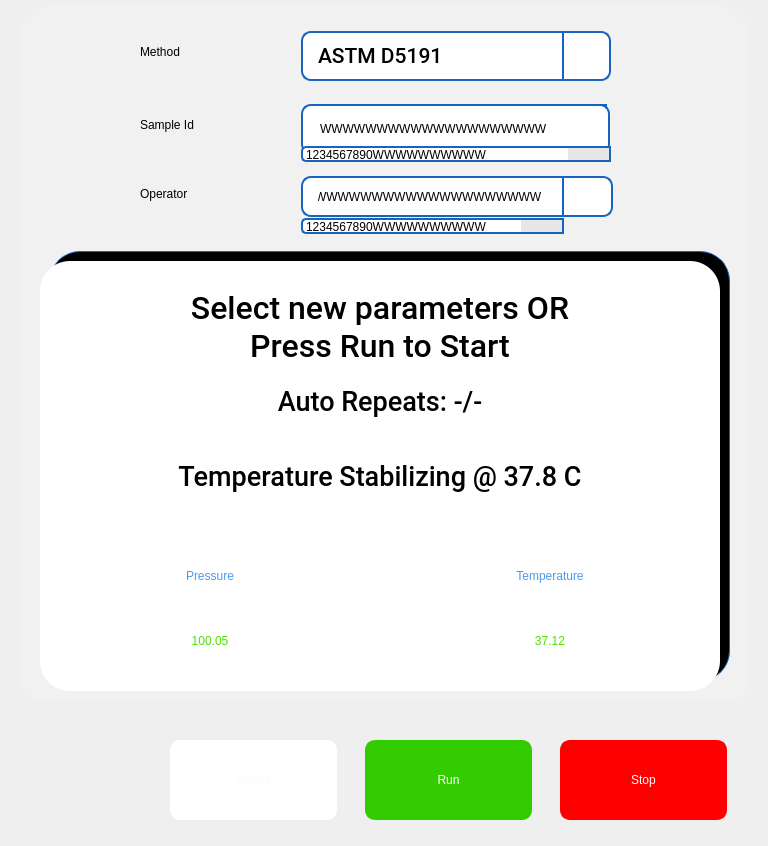
ChandraMVE/PSSC_QT_Development, file pApp-22-June-2021/smeasuring.ui: the form before one commit.
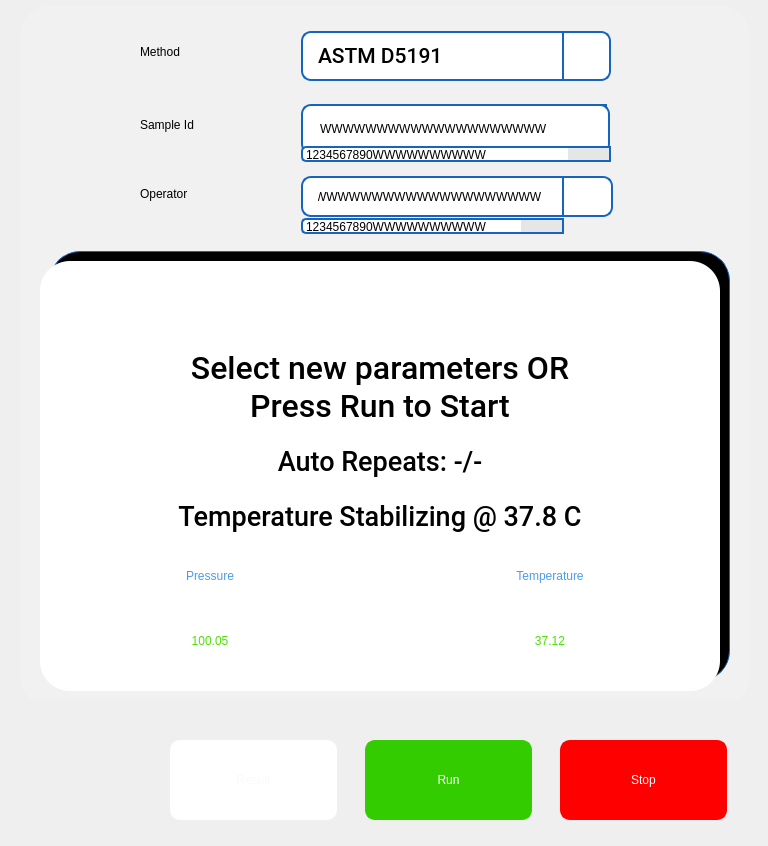
The form after the commit. Icons and pictures are not drawn. Custom widgets are drawn as their Qt base class.

```diff
--- a/pApp-22-June-2021/smeasuring.ui
+++ b/pApp-22-June-2021/smeasuring.ui
@@ -513,7 +513,7 @@
        <property name="geometry">
         <rect>
          <x>0</x>
-         <y>30</y>
+         <y>90</y>
          <width>680</width>
          <height>71</height>
         </rect>
@@ -645,7 +645,7 @@
        <property name="geometry">
         <rect>
          <x>0</x>
-         <y>120</y>
+         <y>180</y>
          <width>680</width>
          <height>41</height>
         </rect>
@@ -677,7 +677,7 @@
        <property name="geometry">
         <rect>
          <x>0</x>
-         <y>190</y>
+         <y>230</y>
          <width>680</width>
          <height>51</height>
         </rect>
```
